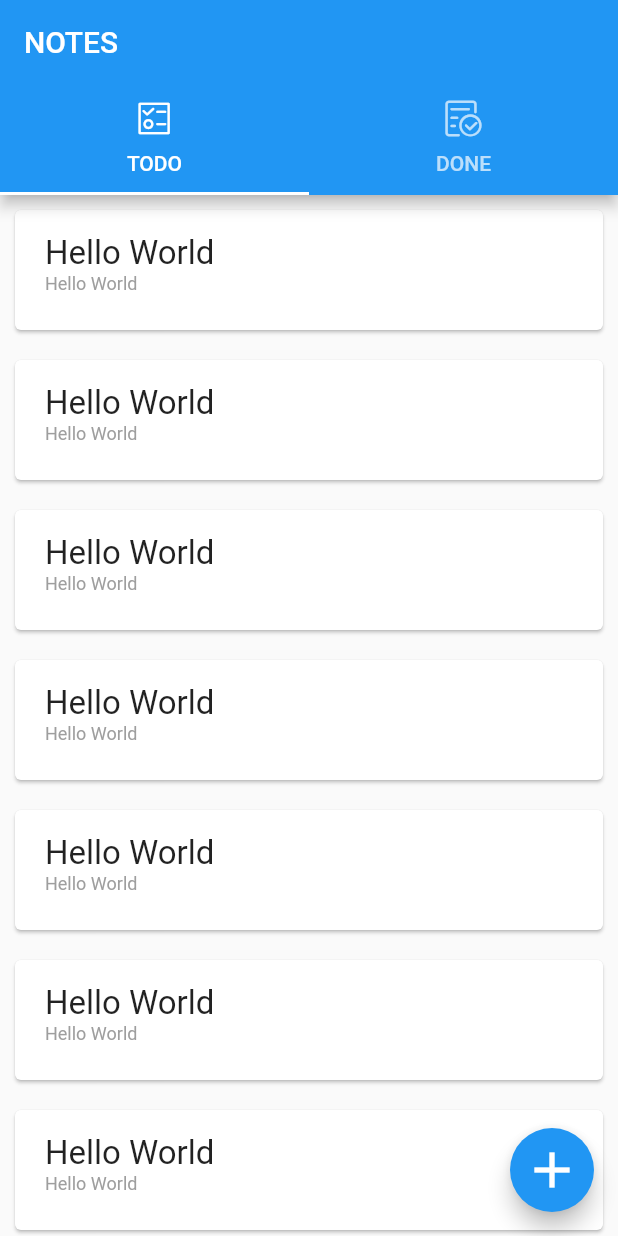
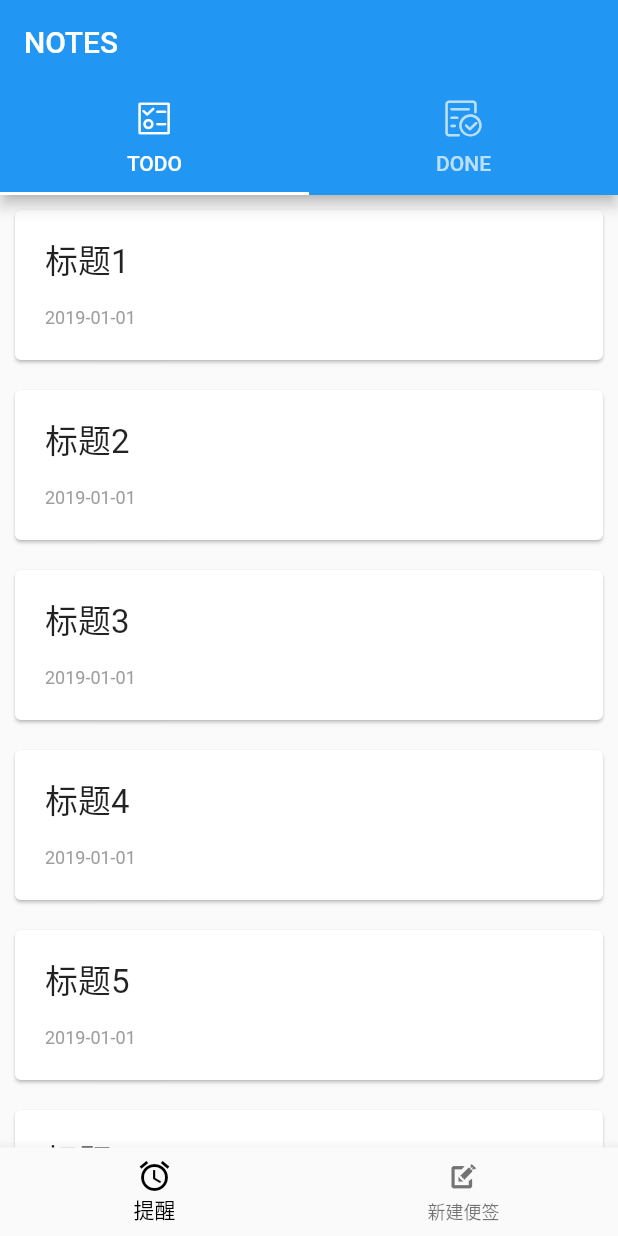
Before and after one commit to trueLoving/Note, a Flutter app: the screen it shows after launch, on a phone screen of 412 x 824 dp. Run offline on Flutter 3.47's test engine with Material 2 defaults, Android fonts, the phone set to English and light mode, and no system bars.

Commit message:
:lipstick:  样式美化
1. 首页添加底部按钮
2. 列表项添加分割线

```diff
--- a/lib/main.dart
+++ b/lib/main.dart
@@ -15,7 +15,6 @@ const List<Choice> choices = const <Choice>[
 ];
 
 class ChoiceCard extends StatelessWidget {
-
   ChoiceCard({this.isDone});
 
   final bool isDone;
@@ -41,9 +40,53 @@ class ChoiceCard extends StatelessWidget {
   }
 }
 
-class Home extends StatelessWidget {
+class MyBottomBar extends StatelessWidget {
   @override
   Widget build(BuildContext context) {
+    return new Flex(direction: Axis.horizontal, children: <Widget>[
+      Expanded(
+        flex: 1,
+        child: RaisedButton.icon(
+          icon: Icon(Icons.send),
+          label: Text("发送"),
+          onPressed: null,
+        ),
+      ),
+      Expanded(
+        flex: 1,
+        child: RaisedButton.icon(
+          icon: Icon(Icons.send),
+          label: Text("发送"),
+          onPressed: null,
+        ),
+      ),
+    ]);
+  }
+}
+
+class Home extends StatefulWidget {
+  @override
+  _HomeState createState() => _HomeState();
+}
+
+class _HomeState extends State<Home> {
+
+  final List<BottomNavigationBarItem> bottomNavItems = [
+    BottomNavigationBarItem(
+      backgroundColor: Colors.black,
+      icon: Icon(Icons.alarm),
+      title: Text("提醒"),
+    ),
+    BottomNavigationBarItem(
+      backgroundColor: Colors.black,
+      icon: Icon(IconData(0xe602, fontFamily: 'iconfont')),
+      title: Text("新建便签"),
+    )
+  ];
+
+  @override
+  Widget build(BuildContext context) {
+
     return new DefaultTabController(
         length: choices.length,
         child: new Scaffold(
@@ -55,14 +98,13 @@ class Home extends StatelessWidget {
               }).toList(),
             ),
           ),
-          floatingActionButton: FloatingActionButton(
-            onPressed: () {
-              // 跳转到添加页面
-              Navigator.push(context, MaterialPageRoute(builder: (_) {
-                return AddNoteScreen();
-              }));
+          bottomNavigationBar: BottomNavigationBar(
+            items: bottomNavItems,
+            type: BottomNavigationBarType.fixed,
+            onTap: (index) {
+              _clickButton(context, index);
             },
-            child: Icon(Icons.add, color: Colors.white, size: 40),
+            fixedColor: Colors.black,
           ),
           body: new TabBarView(children: [
             new ChoiceCard(isDone: true),
@@ -70,14 +112,20 @@ class Home extends StatelessWidget {
           ]),
         ));
   }
+
+  _clickButton(BuildContext context, index) {
+    // debug
+    print(index);
+    // Navigator.push(context, MaterialPageRoute(builder: (_) {
+    //   return AddNoteScreen();
+    // }));
+  }
 }
 
 class MyApp extends StatelessWidget {
   @override
   Widget build(BuildContext context) {
-    return new MaterialApp(
-        title: "tabTar示例",
-        home: new Home());
+    return new MaterialApp(title: "tabTar示例", home: new Home());
   }
 }
 
--- a/lib/note_item.dart
+++ b/lib/note_item.dart
@@ -1,8 +1,7 @@
 import 'package:flutter/material.dart';
 
 const List<Note> notes = const <Note>[
-  const Note('标题1111111111111111111111111111111', '内容111111111111',
-      '2019-01-01', false),
+  const Note('标题1', '内容1', '2019-01-01', false),
   const Note('标题2', '内容2', '2019-01-01', true),
   const Note('标题3', '内容3', '2019-01-01', false),
   const Note('标题4', '内容4', '2019-01-01', true),
@@ -51,8 +50,7 @@ class OverflowText extends StatelessWidget {
           textAlign: TextAlign.left,
           overflow: TextOverflow.ellipsis,
           maxLines: 1,
-      )
-    );
+        ));
   }
 }
 
@@ -76,18 +74,21 @@ class _NoteItemState extends State<NoteItem> {
         color: Colors.white,
         margin: const EdgeInsets.all(10.0),
         child: new Container(
-          height: 80.0,
-          padding: const EdgeInsets.only(left:20.0,top: 16.0),
+          height: 100.0,
+          padding: const EdgeInsets.only(left: 20.0, top: 16.0),
           child: new Row(
             children: <Widget>[
               new Column(
                   mainAxisAlignment: MainAxisAlignment.start,
                   crossAxisAlignment: CrossAxisAlignment.start,
-                children:<Widget>[
-                  new Text('Hello World',style: TextStyle(fontSize: 22.0)),
-                  new Text('Hello World',style: TextStyle(fontSize: 12.0,color: Colors.grey),),
-                ]
-              )
+                  children: <Widget>[
+                    new Text(note.title, style: TextStyle(fontSize: 22.0)),
+                    Divider(),
+                    new Text(
+                      note.createTime,
+                      style: TextStyle(fontSize: 12.0, color: Colors.grey),
+                    ),
+                  ])
             ],
           ),
         ));
```
Lines whose indentation alone changed are shown as unchanged.
